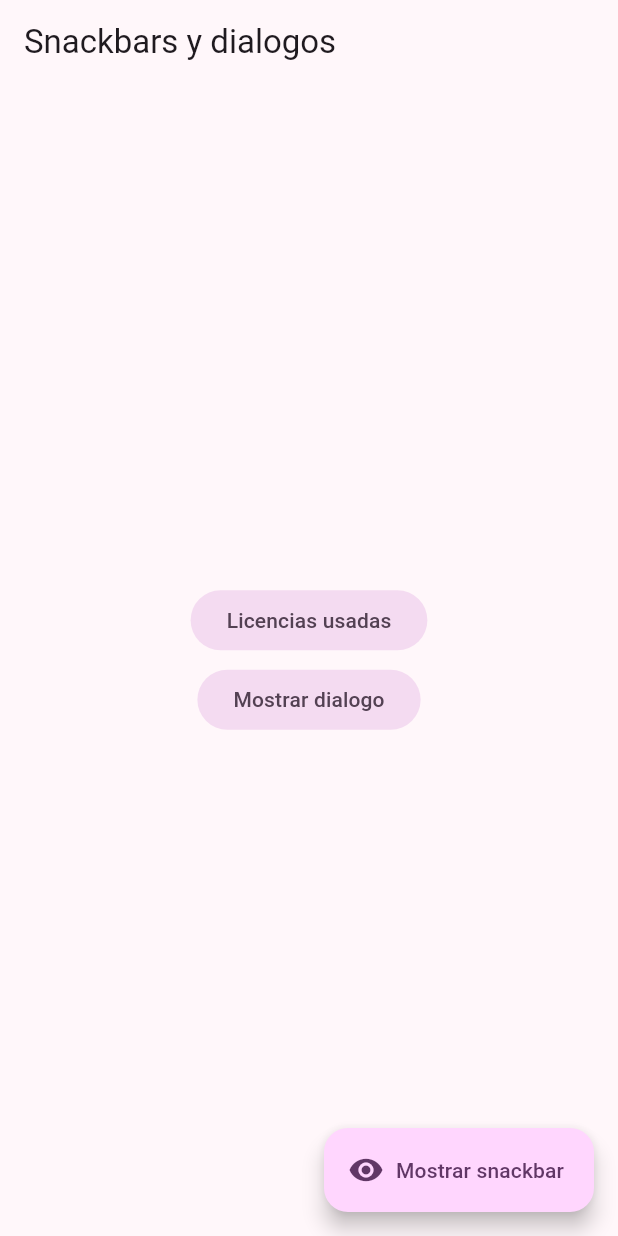
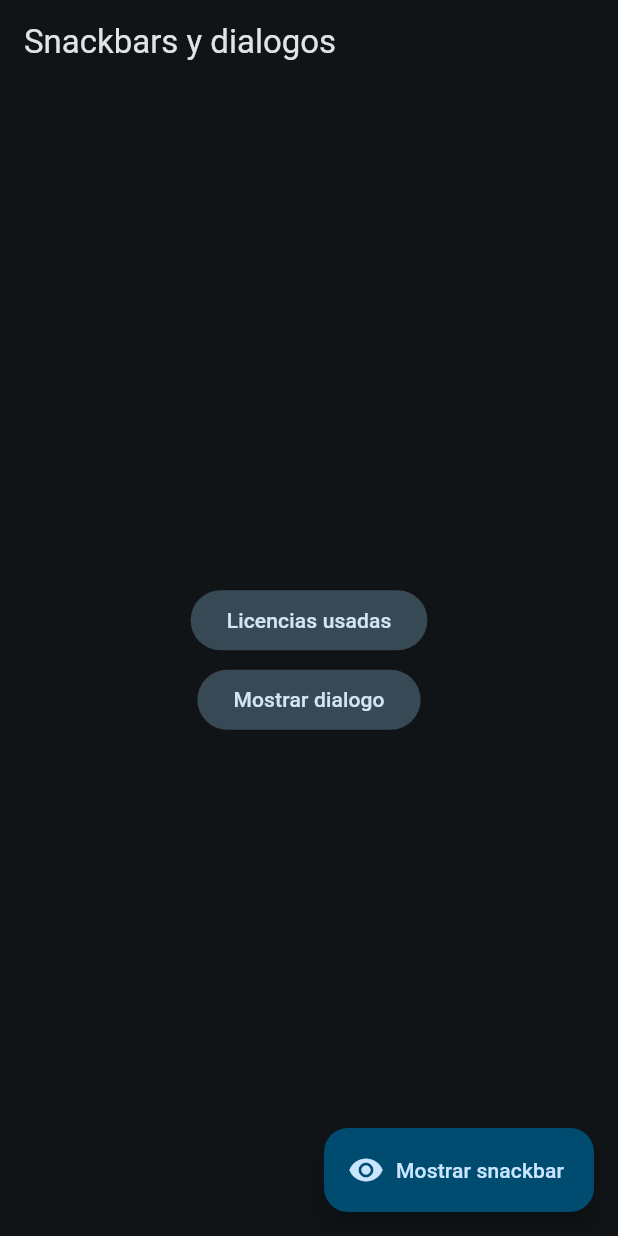
Before and after one commit to marcelaTrujilloToro/course-flutter-widgets, a Flutter app: the SnackbarScreen screen opened by its route, on a phone screen of 412 x 824 dp. Run offline on Flutter 3.47's test engine with Material 3 defaults, Android fonts, the phone set to English and light mode, and no system bars; our stand-ins replace animate_do, flutter_riverpod, go_router.

Commit message:
feat: theme changer

```diff
--- a/lib/config/menu/menu_items.dart
+++ b/lib/config/menu/menu_items.dart
@@ -71,5 +71,11 @@ const appMenuItems = <MenuItem>[
     subTitle: 'Listas infinitas y pull to refresh ',
     link: '/infinite',
     icon: Icons.list_rounded,
+  ),
+  MenuItem(
+    title: 'Theme Changer',
+    subTitle: 'Cambiar tema de la aplicación',
+    link: '/theme-changer',
+    icon: Icons.color_lens_rounded,
   )
 ];
--- a/lib/config/router/app_router.dart
+++ b/lib/config/router/app_router.dart
@@ -3,7 +3,7 @@ import 'package:widgets_app/presentation/screens/screens.dart';
 
 // GoRouter configuration
 final appRouter = GoRouter(
-  initialLocation: '/counter',
+  initialLocation: '/',
   routes: [
     GoRoute(
       path: '/',
@@ -55,5 +55,10 @@ final appRouter = GoRouter(
       name: InfiniteScrollScreen.name,
       builder: (context, state) => const InfiniteScrollScreen(),
     ),
+    GoRoute(
+      path: '/theme-changer',
+      name: ThemeChangerScreen.name,
+      builder: (context, state) => const ThemeChangerScreen(),
+    ),
   ],
 );
--- a/lib/config/theme/app_theme.dart
+++ b/lib/config/theme/app_theme.dart
@@ -16,18 +16,19 @@ const List<Color> colorList = [
 
 class AppTheme {
   final int selectedColor;
+  final bool isDarkMode;
 
-  AppTheme({
-    required this.selectedColor,
-  }) : assert(selectedColor >= 0 && selectedColor < colorList.length - 1,
-            'Colors must be between 0 and ${colorList.length}');
+  AppTheme({this.selectedColor = 0, this.isDarkMode = true})
+      : assert(selectedColor >= 0, 'Selected color must be greater than 0'),
+        assert(selectedColor < colorList.length,
+            'Colors must be between 0 and ${colorList.length - 1}');
   ThemeData theme() {
     return ThemeData(
-        useMaterial3: true,
-        colorSchemeSeed: colorList[selectedColor],
-        appBarTheme: const AppBarTheme(
-            centerTitle: false)); /* forzar o no el centrado de los appBar */
-
-    // brightness: Brightness.dark);
+      useMaterial3: true,
+      colorSchemeSeed: colorList[selectedColor],
+      appBarTheme: const AppBarTheme(centerTitle: false),
+      brightness: isDarkMode ? Brightness.dark : Brightness.light,
+    );
+    /* forzar o no el centrado de los appBar */
   }
 }
--- a/lib/presentation/providers/theme_provider.dart
+++ b/lib/presentation/providers/theme_provider.dart
@@ -1,3 +1,9 @@
 import 'package:flutter_riverpod/flutter_riverpod.dart';
+import 'package:widgets_app/config/theme/app_theme.dart';
 
 final isDarkModeProvider = StateProvider((ref) => true);
+
+//Listado de colores inmutable
+final colorListProvider = Provider((ref) => colorList);
+
+final selectedColorProvider = StateProvider((ref) => 0);
--- a/lib/presentation/screens/screens.dart
+++ b/lib/presentation/screens/screens.dart
@@ -8,3 +8,4 @@ export 'package:widgets_app/presentation/screens/progress/progress_screen.dart';
 export 'package:widgets_app/presentation/screens/snackbar/snackbar_screen.dart';
 export 'package:widgets_app/presentation/screens/ui_controls/ui_controls_screen.dart';
 export "package:widgets_app/presentation/screens/counter/counter_screen.dart";
+export "package:widgets_app/presentation/screens/theme/theme_changer_screen.dart";
```
Also changed, not shown: lib/main.dart (+8 -3 lines), lib/presentation/screens/theme/theme_changer_screen.dart (added, +63 -0 lines).
